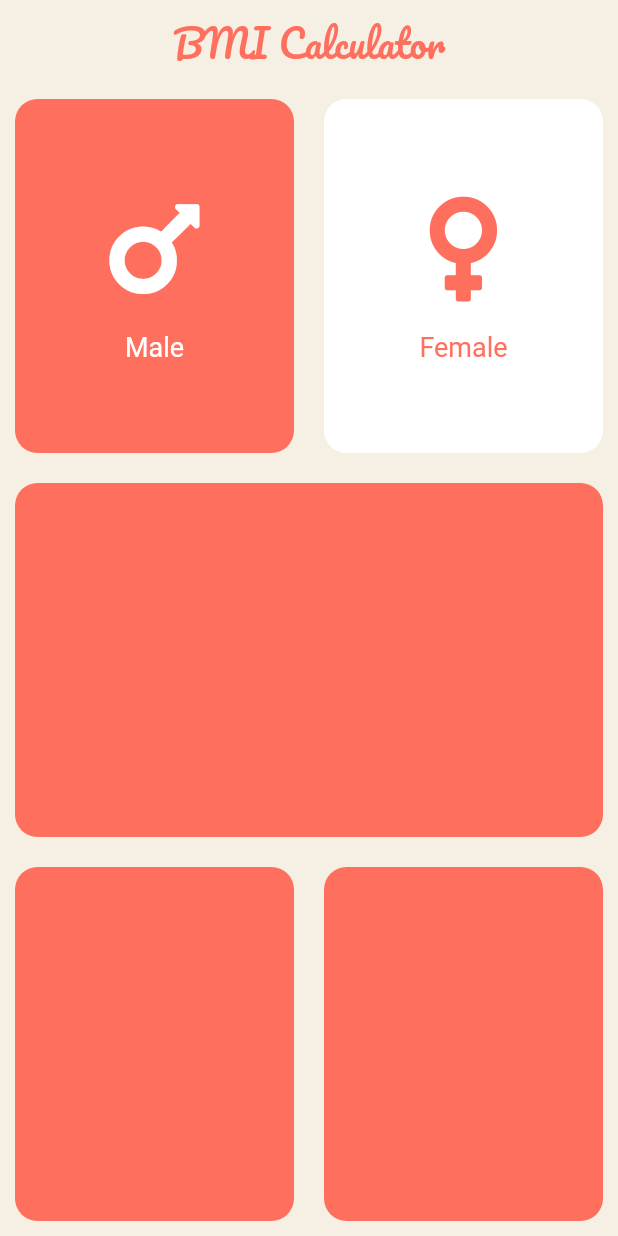
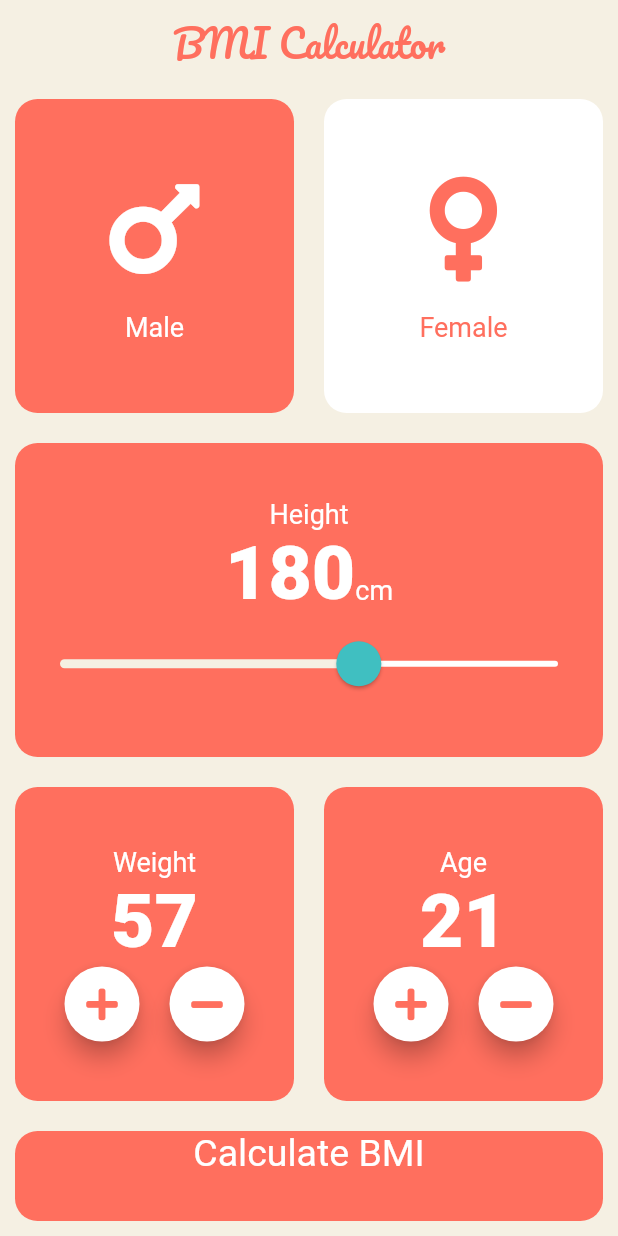
Before and after one commit to rezvee6/Flutter-BMI-Calculator, a Flutter app: the screen it shows after launch, after a tap on "Male", on a phone screen of 412 x 824 dp. Run offline on Flutter 3.47's test engine with Material 2 defaults, Android fonts, the phone set to English and light mode, and no system bars; our stand-ins replace font_awesome_flutter.

Commit message:
Ui 90% Complete

```diff
--- /dev/null
+++ b/lib/constants.dart
@@ -0,0 +1,26 @@
+import 'package:flutter/material.dart';
+const primaryTextColor = Color(0xFFff6f5e);
+const secondaryTextColor = Colors.white;
+const activeCardColour = Color(0xFFff6f5e);
+const inactiveCardColour =  Colors.white;
+const backgroundColour = Color(0xFFf5f0e3);
+const thirdColour = Color(0xFF40bfc1);
+const kBottomContainerHeight = 60.0;
+//https://colorhunt.co/palette/168306
+
+const klabelTextStyle = TextStyle(
+  fontSize: 18.0,
+  color: secondaryTextColor,
+);
+
+
+const klabelTextStyleInactive = TextStyle(
+  fontSize: 18.0,
+  color: primaryTextColor,
+);
+
+const knumberStyle = TextStyle(
+  fontSize: 50.0,
+  fontWeight: FontWeight.w900,
+  color: secondaryTextColor,
+);
--- a/lib/icon_content.dart
+++ b/lib/icon_content.dart
@@ -1,7 +1,6 @@
 import 'package:flutter/material.dart';
+import 'constants.dart';
 
-const primaryTextColor = Color(0xFF40bfc1);
-const secondaryTextColor = Color(0xFF40bfc1);
 class IconContent extends StatelessWidget {
 
   IconContent({this.icon, this.iconText, this.textColour});
@@ -24,11 +23,12 @@ class IconContent extends StatelessWidget {
           height: 15.0,
         ),
         Text(
-          iconText, style: TextStyle(
-            fontSize: 18.0,
-            color: textColour,
-          ),
-        )
+          iconText,
+            style:TextStyle(
+              fontSize: 18.0,
+              color: textColour,
+            ),
+        ),
       ],
     );
   }
--- a/lib/input_page.dart
+++ b/lib/input_page.dart
@@ -1,13 +1,9 @@
 import 'package:flutter/material.dart';
+import 'package:flutter/rendering.dart';
 import 'package:font_awesome_flutter/font_awesome_flutter.dart';
 import 'package:bmi_calculator/icon_content.dart';
 import 'package:bmi_calculator/reusable_card.dart';
-
-const primaryTextColor = Color(0xFFff6f5e);
-const secondaryTextColor = Colors.white;
-const activeCardColour = Color(0xFFff6f5e);
-const inactiveCardColour =  Colors.white;
-const backgroundColour = Color(0xFFf5f0e3);
+import 'constants.dart';
 
 enum Gender {
   male,
@@ -20,33 +16,10 @@ class InputPage extends StatefulWidget {
 }
 
 class _InputPageState extends State<InputPage> {
-
-  Color maleCardColour = inactiveCardColour;
-  Color femaleCardColour = inactiveCardColour;
-
-  Color maleText = primaryTextColor;
-  Color femaleText = primaryTextColor;
-  // 1 = male
-  // 2 = female
-  void updateColour(Gender gender){
-    if (gender == Gender.male){
-      if (maleCardColour == inactiveCardColour){
-        maleCardColour = activeCardColour;
-        femaleCardColour = inactiveCardColour;
-        maleText = inactiveCardColour;
-        femaleText = activeCardColour;
-      }
-    }
-
-    if (gender == Gender.female){
-      if (femaleCardColour == inactiveCardColour){
-        femaleCardColour = activeCardColour;
-        maleCardColour = inactiveCardColour;
-        femaleText = inactiveCardColour;
-        maleText = activeCardColour;
-      }
-    }
-  }
+  Gender selectedGender;
+  int height = 180;
+  int weight = 56;
+  int age = 21;
 
   @override
   Widget build(BuildContext context) {
@@ -66,41 +39,46 @@ class _InputPageState extends State<InputPage> {
         ),
       ),
       body: Column(
+        crossAxisAlignment: CrossAxisAlignment.stretch,
         children: <Widget>[
           Expanded(
             child: Row(
               children: <Widget>[
                 Expanded(
-                  child: GestureDetector(
-                      onTap: (){
+                  child: ReusableCard(
+                    onPress: () {
                       setState(() {
-                          updateColour(Gender.male);
+                        selectedGender = Gender.male;
                       });
                     },
-                      child: ReusableCard(
-                      colour: maleCardColour,
+                    colour: selectedGender == Gender.male
+                        ? activeCardColour
+                        : inactiveCardColour,
                     cardChild: IconContent(
                       icon: FontAwesomeIcons.mars,
                       iconText: 'Male',
-                        textColour: maleText,
-                      ),
+                      textColour: selectedGender == Gender.male
+                          ? inactiveCardColour
+                          : activeCardColour,
                     ),
                   ),
                 ),
                 Expanded(
-                  child: GestureDetector(
-                    onTap: (){
+                  child: ReusableCard(
+                    onPress: () {
                       setState(() {
-                          updateColour(Gender.female);
+                        selectedGender = Gender.female;
                       });
                     },
-                    child: ReusableCard(
-                    colour: femaleCardColour,
+                    colour: selectedGender == Gender.female
+                        ? activeCardColour
+                        : inactiveCardColour,
                     cardChild: IconContent(
                       icon: FontAwesomeIcons.venus,
                       iconText: 'Female',
-                      textColour: femaleText,
-                    ),
+                      textColour: selectedGender == Gender.female
+                          ? inactiveCardColour
+                          : activeCardColour,
                     ),
                   ),
                 ),
@@ -110,6 +88,52 @@ class _InputPageState extends State<InputPage> {
           Expanded(
             child: ReusableCard(
               colour: activeCardColour,
+              cardChild: Column(
+                mainAxisAlignment: MainAxisAlignment.center,
+                children: <Widget>[
+                  SizedBox(height: 5.0,),
+                  Text(
+                    'Height',
+                    style: klabelTextStyle,
+                  ),
+                  Row(
+                    mainAxisAlignment: MainAxisAlignment.center,
+                    crossAxisAlignment: CrossAxisAlignment.baseline,
+                    textBaseline: TextBaseline.alphabetic,
+                    children: <Widget>[
+                      Text(
+                        height.toString(),
+                        style: knumberStyle,
+                      ),
+                      Text(
+                        'cm',
+                        style: klabelTextStyle,
+                      ),
+                    ],
+                  ),
+                  SliderTheme(
+                    data: SliderTheme.of(context).copyWith(
+                      activeTrackColor: backgroundColour,
+                      inactiveTrackColor: Colors.white,
+                      thumbColor: thirdColour,
+                      thumbShape:
+                          RoundSliderThumbShape(enabledThumbRadius: 15.0),
+                      overlayShape:
+                          RoundSliderOverlayShape(overlayRadius: 30.0),
+                    ),
+                    child: Slider(
+                      value: height.toDouble(),
+                      min: 120.0,
+                      max: 220.0,
+                      onChanged: (double newValue) {
+                        setState(() {
+                          height = newValue.round();
+                        });
+                      },
+                    ),
+                  ),
+                ],
+              ),
             ),
           ),
           Expanded(
@@ -118,17 +142,134 @@ class _InputPageState extends State<InputPage> {
                 Expanded(
                   child: ReusableCard(
                     colour: activeCardColour,
+                    cardChild: Column(
+                      mainAxisAlignment: MainAxisAlignment.center,
+                      children: <Widget>[
+                        Text(
+                          'Weight',
+                          style: klabelTextStyle,
+                        ),
+                        Text(
+                          weight.toString(),
+                          style: knumberStyle,
+                        ),
+                        Row(
+                          mainAxisAlignment: MainAxisAlignment.center,
+                          crossAxisAlignment: CrossAxisAlignment.center,
+                          children: <Widget>[
+                            RoundIconButton(
+                              icon: FontAwesomeIcons.plus,
+                              onPressed: (){
+                                setState(() {
+                                  weight ++;
+                                });
+                              },
+                              ),
+                            SizedBox(
+                              width: 20.0,
+                            ),
+                            RoundIconButton(
+                              icon: FontAwesomeIcons.minus,
+                              onPressed: (){
+                                setState(() {
+                                  weight --;
+                                });
+                              },
+                              ),
+                          ],
+                        ),
+                      ],
+                    ),
                   ),
                 ),
                 Expanded(
                   child: ReusableCard(
                     colour: activeCardColour,
+                    cardChild: Column(
+                      mainAxisAlignment: MainAxisAlignment.center,
+                      children: <Widget>[
+                        Text(
+                          'Age',
+                          style: klabelTextStyle,
+                        ),
+                        Text(
+                          age.toString(),
+                          style: knumberStyle,
+                        ),
+                        Row(
+                          mainAxisAlignment: MainAxisAlignment.center,
+                          crossAxisAlignment: CrossAxisAlignment.center,
+                          children: <Widget>[
+                            RoundIconButton(
+                              icon: FontAwesomeIcons.plus,
+                              onPressed: (){
+                                setState(() {
+                                  age++;
+                                });
+                              },
+                              ),
+                            SizedBox(
+                              width: 20.0,
+                            ),
+                            RoundIconButton(
+                              icon: FontAwesomeIcons.minus,
+                              onPressed: (){
+                                setState(() {
+                                  age--;
+                                });
+                              },
+                              ),
+                          ],
+                        ),
+                      ],
+                    ),
                   ),
                 ),
               ],
-          )),
+            ),
+          ),
+          Container(
+
+            margin: EdgeInsets.all(10.0),
+            height: kBottomContainerHeight,
+            child: Text(
+              'Calculate BMI',
+              textAlign: TextAlign.center,
+              style: TextStyle(
+                color: secondaryTextColor,
+                fontSize: 25.0,
+              ),
+            ),
+            decoration: BoxDecoration(
+              color: primaryTextColor,
+              borderRadius: BorderRadius.circular(15.0),
+            ),
+          ),
         ],
       ),
     );
   }
 }
+
+
+class RoundIconButton extends StatelessWidget {
+
+  RoundIconButton({@required this.icon, @required this.onPressed});
+  final IconData icon;
+  final Function onPressed;
+  @override
+  Widget build(BuildContext context){
+    return RawMaterialButton(
+      shape: CircleBorder(),
+      fillColor: Colors.white,
+      constraints: BoxConstraints.tightFor(
+        width: 50.0,
+        height: 50.0,
+      ),
+      elevation: 6.0,
+      onPressed: onPressed,
+      child: Icon(icon,
+      color: primaryTextColor,),
+    );
+  }
+}
--- a/lib/main.dart
+++ b/lib/main.dart
@@ -1,6 +1,7 @@
 import 'package:flutter/material.dart';
 import 'package:flutter/services.dart';
 import 'input_page.dart';
+import 'constants.dart';
 
 void main() {
   SystemChrome.setSystemUIOverlayStyle(SystemUiOverlayStyle.dark.copyWith(
--- a/lib/reusable_card.dart
+++ b/lib/reusable_card.dart
@@ -1,14 +1,17 @@
 import 'package:flutter/material.dart';
 
 class ReusableCard extends StatelessWidget {
-  ReusableCard({@required this.colour, this.cardChild});
+  ReusableCard({@required this.colour, this.cardChild, this.onPress});
 
   final Color colour;
   final Widget cardChild;
+  final Function onPress;
 
   @override
   Widget build(BuildContext context) {
-    return Container(
+    return GestureDetector(
+      onTap: onPress,
+        child: Container(
         child: cardChild,
         margin: EdgeInsets.all(10.0),
         decoration: BoxDecoration(
@@ -16,6 +19,7 @@ class ReusableCard extends StatelessWidget {
           color: colour,
           borderRadius: BorderRadius.circular(15.0),
         ),
+      ),
     );
   }
 }
```
Lines whose indentation alone changed are shown as unchanged.
